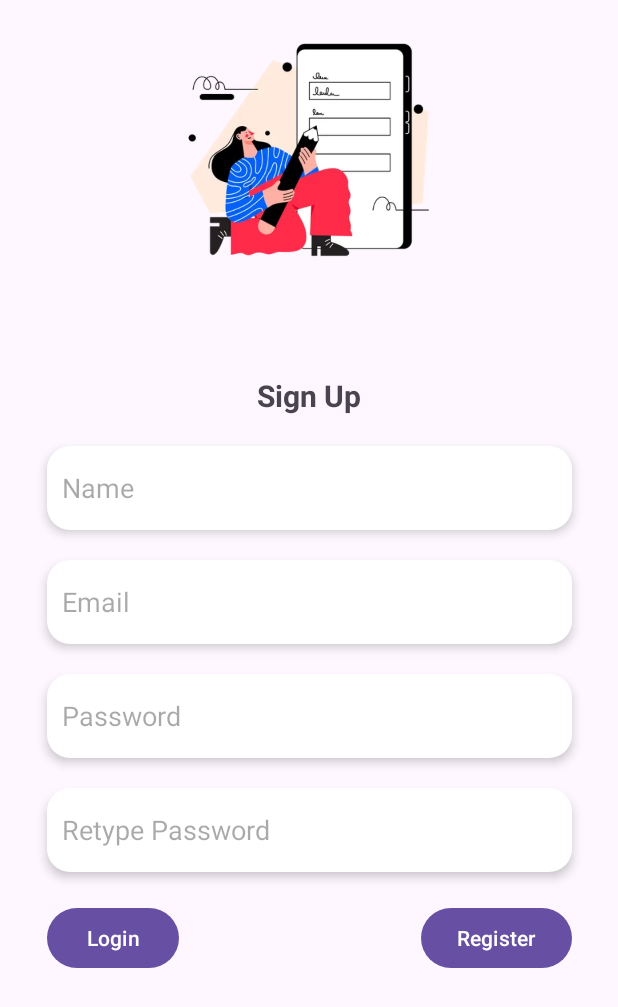
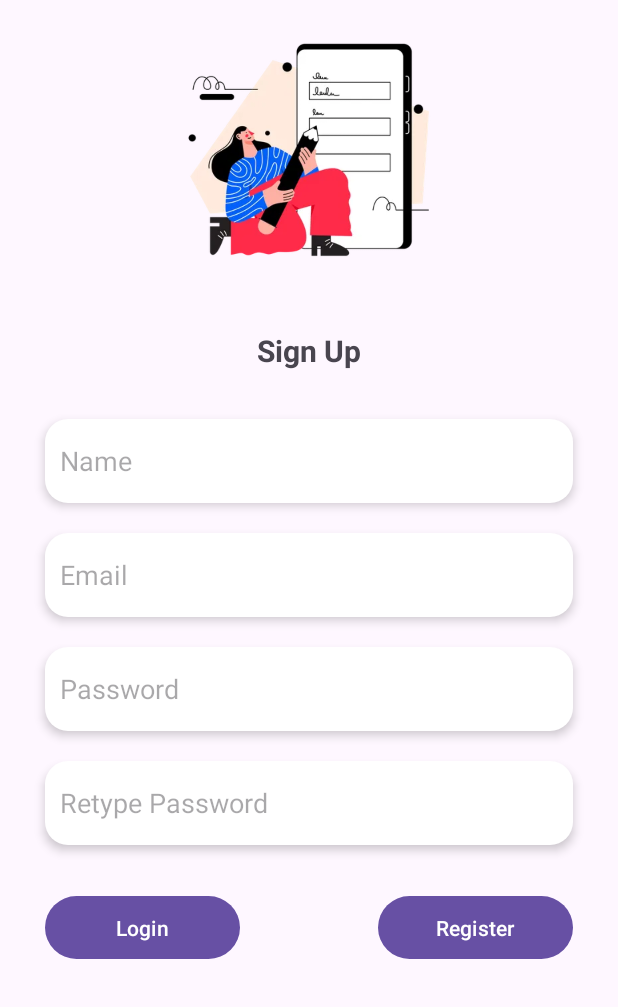
Before and after one commit to Onix284/oTodo-List, an Android app: the screen it shows after launch (SignUpPage), after a tap on "Sign Up", on a phone screen of 412 x 824 dp. Shown: the top 1007 px of the screen. Run offline under Robolectric (Android 15) with nearby library versions, the phone set to English and light mode, and no system bars; our stand-ins replace Firebase (no records; nobody signed in at launch, a user with empty details on screens opened directly).

Commit message:
Final Commit With Bug Fixes

```diff
--- a/app/src/main/java/com/example/firebase/AddNote.kt
+++ b/app/src/main/java/com/example/firebase/AddNote.kt
@@ -57,7 +57,6 @@ class AddNote : AppCompatActivity() {
                                 if(task.isSuccessful)
                                 {
                                     Toast.makeText(this, "Note added successfully", Toast.LENGTH_SHORT).show()
-                                    startActivity(Intent(this, MainActivity::class.java))
                                     finish()
                                 }
                                 else
--- a/app/src/main/java/com/example/firebase/LoginPage.kt
+++ b/app/src/main/java/com/example/firebase/LoginPage.kt
@@ -24,7 +24,7 @@ class LoginPage : AppCompatActivity() {
         super.onStart()
         val currentUser : FirebaseUser? = auth.currentUser
 
-        if(currentUser != null)
+        if(currentUser != null && !intent.getBooleanExtra("fromSignUp", false))
         {
             startActivity(Intent(this, MainActivity::class.java))
             finish()
--- a/app/src/main/java/com/example/firebase/SignUpPage.kt
+++ b/app/src/main/java/com/example/firebase/SignUpPage.kt
@@ -59,7 +59,11 @@ class SignUpPage : AppCompatActivity() {
                     .addOnCompleteListener(this) {task ->
                         if(task.isSuccessful)
                         {
-                            Toast.makeText(this, "Registration Successfull", Toast.LENGTH_SHORT).show()
+                            Toast.makeText(this, "Registration Successful", Toast.LENGTH_SHORT).show()
+                            val intent = Intent(this, LoginPage::class.java)
+                            intent.putExtra("fromSignUp", true)
+                            startActivity(intent)
+                            finish()
                         }
                         else
                         {
--- a/app/src/main/res/drawable/notes_border.xml
+++ b/app/src/main/res/drawable/notes_border.xml
@@ -6,7 +6,7 @@
         />
 
     <stroke
-        android:width=".5dp"
+        android:width=".3dp"
         android:color="@color/black"
         />
 
--- a/app/src/main/res/layout/activity_all_notes.xml
+++ b/app/src/main/res/layout/activity_all_notes.xml
@@ -23,9 +23,11 @@
         android:layout_width="409dp"
         android:layout_height="665dp"
         android:layout_marginTop="8dp"
+        app:layout_constraintBottom_toBottomOf="parent"
+        app:layout_constraintEnd_toEndOf="parent"
+        app:layout_constraintStart_toStartOf="parent"
         app:layout_constraintTop_toBottomOf="@+id/headerText"
         tools:ignore="MissingConstraints"
-        tools:layout_editor_absoluteX="1dp"
         tools:listitem="@layout/note_item" />
 
 </androidx.constraintlayout.widget.ConstraintLayout>
--- a/app/src/main/res/layout/activity_sign_up_page.xml
+++ b/app/src/main/res/layout/activity_sign_up_page.xml
@@ -20,7 +20,7 @@
         android:id="@+id/textView"
         android:layout_width="wrap_content"
         android:layout_height="wrap_content"
-        android:layout_marginTop="50dp"
+        android:layout_marginTop="20dp"
         android:text="Sign Up"
         android:textSize="20sp"
         android:textStyle="bold"
@@ -31,16 +31,16 @@
 
     <EditText
         android:id="@+id/name_signup"
-        android:layout_width="350dp"
+        android:layout_width="0dp"
         android:layout_height="56dp"
         android:layout_marginHorizontal="30dp"
+        android:layout_marginTop="32dp"
         android:background="@drawable/edittextbackground"
         android:elevation="4dp"
         android:hint="Name"
         android:paddingHorizontal="10dp"
         android:shadowColor="@color/black"
         android:shadowDy="4"
-        android:layout_marginTop="20dp"
         app:layout_constraintEnd_toEndOf="parent"
         app:layout_constraintHorizontal_bias="0.639"
         app:layout_constraintStart_toStartOf="parent"
@@ -49,7 +49,7 @@
 
     <EditText
         android:id="@+id/email_signup"
-        android:layout_width="350dp"
+        android:layout_width="0dp"
         android:layout_height="56dp"
         android:layout_marginHorizontal="30dp"
         android:background="@drawable/edittextbackground"
@@ -98,21 +98,21 @@
 
     <Button
         android:id="@+id/LoginBtn_signup"
-        android:layout_width="wrap_content"
-        android:layout_height="wrap_content"
+        android:layout_width="130dp"
+        android:layout_height="50dp"
+        android:layout_marginTop="30dp"
         android:text="Login"
         app:layout_constraintEnd_toStartOf="@+id/SignUpBtn_Signup"
-        android:layout_marginTop="20dp"
         app:layout_constraintHorizontal_bias="0.0"
         app:layout_constraintStart_toStartOf="@+id/passwordText_signup"
         app:layout_constraintTop_toBottomOf="@+id/repeatPassword_singup" />
 
     <Button
         android:id="@+id/SignUpBtn_Signup"
-        android:layout_width="wrap_content"
-        android:layout_height="wrap_content"
+        android:layout_width="130dp"
+        android:layout_height="50dp"
+        android:layout_marginTop="30dp"
         android:text="Register"
-        android:layout_marginTop="20dp"
         app:layout_constraintEnd_toEndOf="@+id/passwordText_signup"
         app:layout_constraintTop_toBottomOf="@+id/repeatPassword_singup" />
 
--- a/app/src/main/res/values/colors.xml
+++ b/app/src/main/res/values/colors.xml
@@ -4,4 +4,5 @@
     <color name="white">#FFFFFFFF</color>
     <color name="brown">#875353</color>
     <color name="red">#FF0000</color>
+    <color name="pink">#FF03E6</color>
 </resources>
```
Also changed, not shown: app/src/main/java/com/example/firebase/AllNotes.kt (+11 -4 lines), app/src/main/res/layout/activity_add_note.xml (+4 -3 lines), app/src/main/res/layout/activity_login_page.xml (+5 -5 lines), app/src/main/res/layout/note_item.xml (+8 -6 lines).
